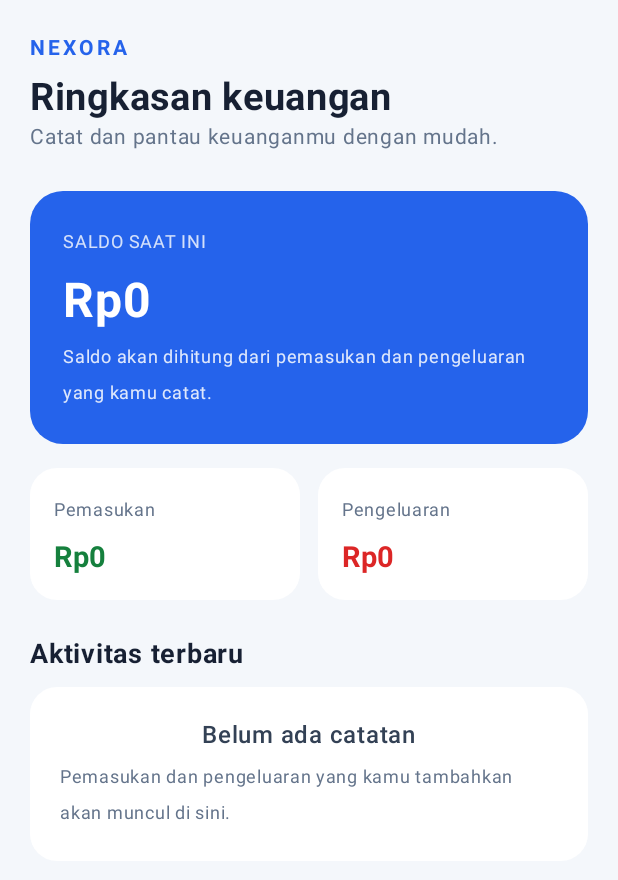
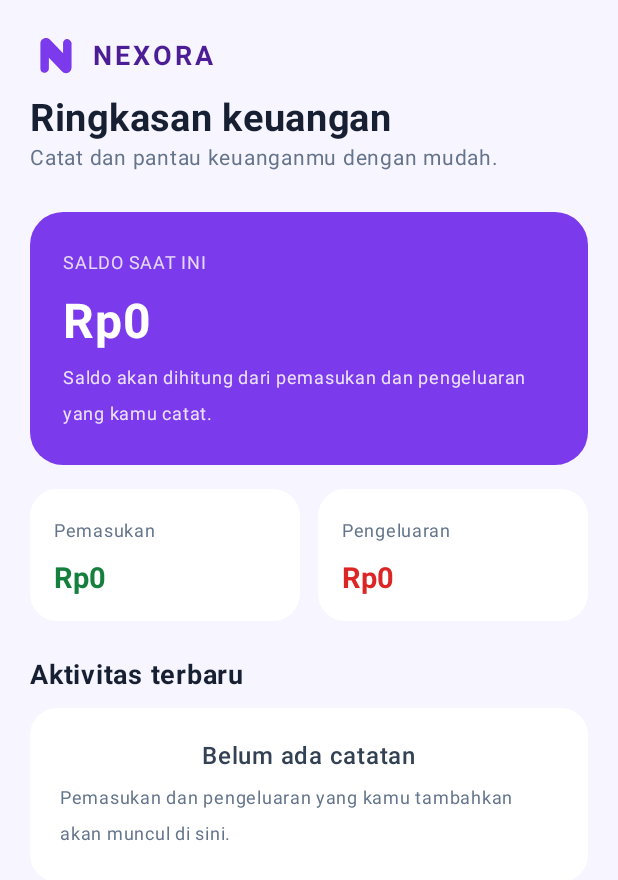
Before and after one commit to liffffp/Nexora, an Android app built with Jetpack Compose: the screen it shows after launch (MainActivity), on a phone screen of 412 x 824 dp. Shown: the top 880 px of the screen. Run offline under Robolectric (Android 15) with nearby library versions, the phone set to English and light mode, and no system bars.

Commit message:
Apply purple Nexora dashboard branding

```diff
--- a/app/src/main/java/com/nexora/app/MainActivity.kt
+++ b/app/src/main/java/com/nexora/app/MainActivity.kt
@@ -3,7 +3,7 @@ package com.nexora.app
 import android.os.Bundle
 import androidx.activity.ComponentActivity
 import androidx.activity.compose.setContent
-import androidx.compose.foundation.background
+import androidx.compose.foundation.Image
 import androidx.compose.foundation.layout.Arrangement
 import androidx.compose.foundation.layout.Column
 import androidx.compose.foundation.layout.Row
@@ -12,6 +12,8 @@ import androidx.compose.foundation.layout.fillMaxSize
 import androidx.compose.foundation.layout.fillMaxWidth
 import androidx.compose.foundation.layout.height
 import androidx.compose.foundation.layout.padding
+import androidx.compose.foundation.layout.size
+import androidx.compose.foundation.layout.width
 import androidx.compose.foundation.shape.RoundedCornerShape
 import androidx.compose.material3.Card
 import androidx.compose.material3.CardDefaults
@@ -23,19 +25,29 @@ import androidx.compose.runtime.Composable
 import androidx.compose.ui.Alignment
 import androidx.compose.ui.Modifier
 import androidx.compose.ui.graphics.Color
+import androidx.compose.ui.res.painterResource
 import androidx.compose.ui.text.font.FontWeight
 import androidx.compose.ui.unit.dp
 import androidx.compose.ui.unit.sp
 
-private val NexoraBlue = Color(0xFF2563EB)
-private val PageBackground = Color(0xFFF4F7FB)
+private val NexoraPurple = Color(0xFF7C3AED)
+private val NexoraPurpleDark = Color(0xFF4C1D95)
+private val PageBackground = Color(0xFFF7F5FF)
 private val MutedText = Color(0xFF64748B)
 
 class MainActivity : ComponentActivity() {
     override fun onCreate(savedInstanceState: Bundle?) {
         super.onCreate(savedInstanceState)
         setContent {
-            MaterialTheme(colorScheme = lightColorScheme(primary = NexoraBlue)) {
+            MaterialTheme(
+                colorScheme = lightColorScheme(
+                    primary = NexoraPurple,
+                    onPrimary = Color.White,
+                    secondary = Color(0xFFA855F7),
+                    background = PageBackground,
+                    surface = Color.White
+                )
+            ) {
                 NexoraDashboard()
             }
         }
@@ -53,14 +65,22 @@ private fun NexoraDashboard() {
                 .fillMaxSize()
                 .padding(20.dp)
         ) {
-            Text(
-                text = "NEXORA",
-                color = NexoraBlue,
-                fontSize = 14.sp,
-                fontWeight = FontWeight.Bold,
-                letterSpacing = 2.sp
-            )
-            Spacer(modifier = Modifier.height(6.dp))
+            Row(verticalAlignment = Alignment.CenterVertically) {
+                Image(
+                    painter = painterResource(R.drawable.ic_nexora_mark),
+                    contentDescription = "Logo Nexora",
+                    modifier = Modifier.size(34.dp)
+                )
+                Spacer(modifier = Modifier.width(8.dp))
+                Text(
+                    text = "NEXORA",
+                    color = NexoraPurpleDark,
+                    fontSize = 18.sp,
+                    fontWeight = FontWeight.Bold,
+                    letterSpacing = 2.sp
+                )
+            }
+            Spacer(modifier = Modifier.height(10.dp))
             Text(
                 text = "Ringkasan keuangan",
                 color = Color(0xFF172033),
@@ -77,7 +97,7 @@ private fun NexoraDashboard() {
             Card(
                 modifier = Modifier.fillMaxWidth(),
                 shape = RoundedCornerShape(22.dp),
-                colors = CardDefaults.cardColors(containerColor = NexoraBlue)
+                colors = CardDefaults.cardColors(containerColor = NexoraPurple)
             ) {
                 Column(modifier = Modifier.padding(22.dp)) {
                     Text("SALDO SAAT INI", color = Color.White.copy(alpha = 0.8f), fontSize = 12.sp)
```
